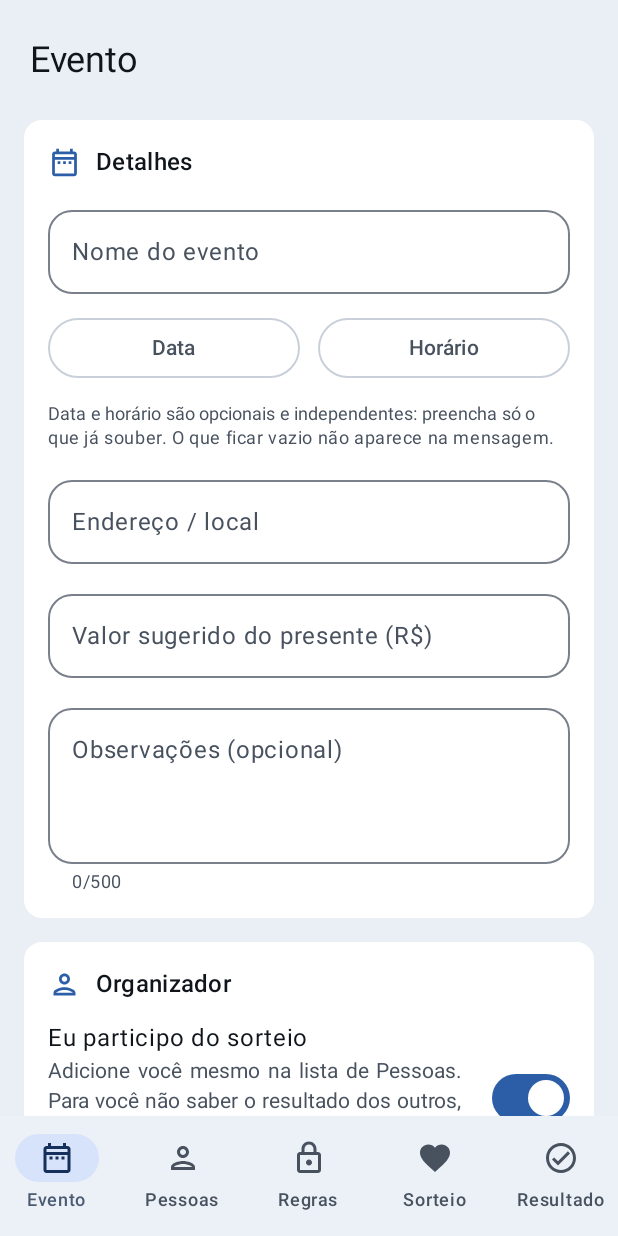
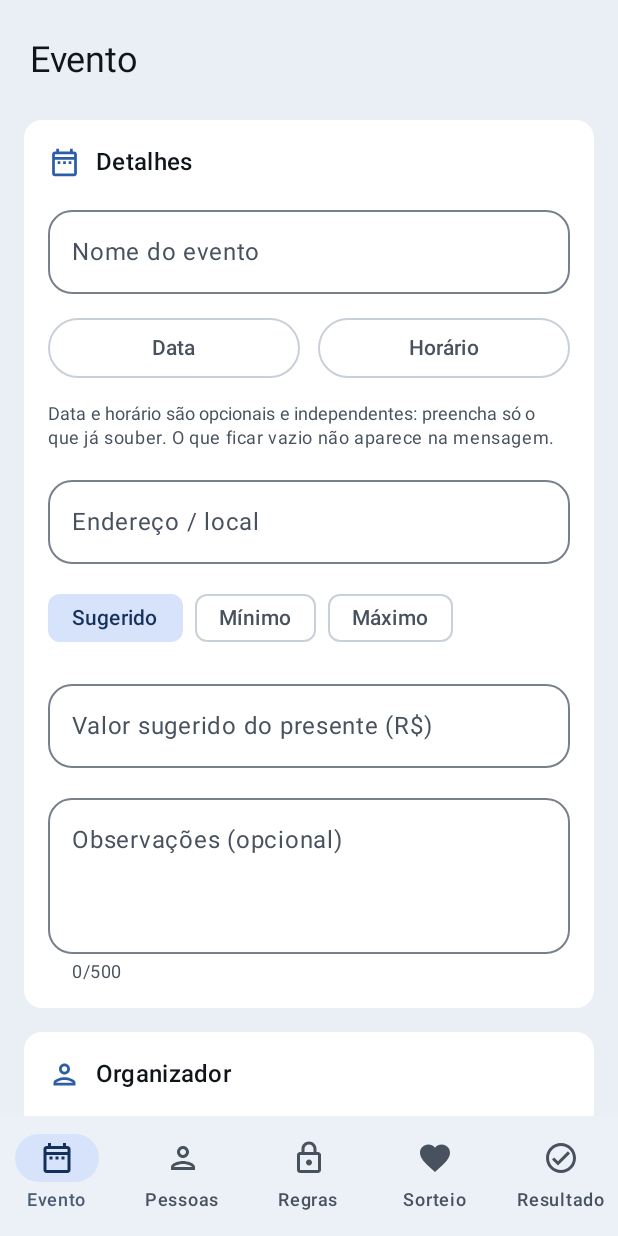
Before and after one commit to VictorEsidoro/EsiDraw, an Android app built with Jetpack Compose: the screen it shows after launch (MainActivity), on a phone screen of 412 x 824 dp. Run offline under Robolectric (Android 15) with nearby library versions, the phone set to English and light mode, and no system bars; our stand-ins replace Room's generated code.

Commit message:
feat: valor do presente sugerido, mínimo ou máximo

```diff
--- a/app/src/main/kotlin/io/github/victoresidoro/esidraw/data/db/Entities.kt
+++ b/app/src/main/kotlin/io/github/victoresidoro/esidraw/data/db/Entities.kt
@@ -1,5 +1,6 @@
 package io.github.victoresidoro.esidraw.data.db
 
+import androidx.room.ColumnInfo
 import androidx.room.Entity
 import androidx.room.ForeignKey
 import androidx.room.Index
@@ -20,6 +21,8 @@ data class EventEntity(
     val timeMinutes: Int? = null,
     val location: String = "",
     val giftValueCents: Long? = null,
+    /** Nome de `GiftValueKind`. */
+    @ColumnInfo(defaultValue = "SUGGESTED") val giftValueKind: String = "SUGGESTED",
     val notes: String = "",
     val avoidShortCycles: Boolean = true,
     val organizerParticipates: Boolean = true,
--- a/app/src/main/kotlin/io/github/victoresidoro/esidraw/data/db/EsiDrawDatabase.kt
+++ b/app/src/main/kotlin/io/github/victoresidoro/esidraw/data/db/EsiDrawDatabase.kt
@@ -17,7 +17,7 @@ import androidx.sqlite.db.SupportSQLiteDatabase
         DrawHistoryEntity::class,
         DrawHistoryEntryEntity::class,
     ],
-    version = 4,
+    version = 5,
     // Sem exportação: as variantes debug e release do KSP escreviam o mesmo arquivo de esquema e o corrompiam.
     // As migrações são escritas à mão (ver MIGRATION_1_2) e conferidas na instalação por cima.
     exportSchema = false,
@@ -91,9 +91,16 @@ abstract class EsiDrawDatabase : RoomDatabase() {
             }
         }
 
+        /** 0.4.2: o valor do presente pode ser sugerido, mínimo ou máximo. */
+        private val MIGRATION_4_5 = object : Migration(4, 5) {
+            override fun migrate(db: SupportSQLiteDatabase) {
+                db.execSQL("ALTER TABLE `event` ADD COLUMN `giftValueKind` TEXT NOT NULL DEFAULT 'SUGGESTED'")
+            }
+        }
+
         fun create(context: Context): EsiDrawDatabase =
             Room.databaseBuilder(context, EsiDrawDatabase::class.java, "esidraw.db")
-                .addMigrations(MIGRATION_1_2, MIGRATION_2_3, MIGRATION_3_4)
+                .addMigrations(MIGRATION_1_2, MIGRATION_2_3, MIGRATION_3_4, MIGRATION_4_5)
                 .build()
     }
 }
--- a/app/src/main/kotlin/io/github/victoresidoro/esidraw/data/repo/RoomEsiDrawRepository.kt
+++ b/app/src/main/kotlin/io/github/victoresidoro/esidraw/data/repo/RoomEsiDrawRepository.kt
@@ -10,6 +10,7 @@ import io.github.victoresidoro.esidraw.data.db.GroupMemberEntity
 import io.github.victoresidoro.esidraw.data.db.ParticipantEntity
 import io.github.victoresidoro.esidraw.data.db.RuleEntity
 import io.github.victoresidoro.esidraw.domain.message.EventDetails
+import io.github.victoresidoro.esidraw.domain.message.GiftValueKind
 import io.github.victoresidoro.esidraw.domain.model.AddParticipantResult
 import io.github.victoresidoro.esidraw.domain.model.Contact
 import io.github.victoresidoro.esidraw.domain.model.CycleGuarantee
@@ -248,6 +249,7 @@ class RoomEsiDrawRepository(private val db: EsiDrawDatabase) : EsiDrawRepository
             time = timeMinutes?.let { LocalTime.of(it / 60, it % 60) },
             location = location,
             giftValueCents = giftValueCents,
+            giftValueKind = runCatching { GiftValueKind.valueOf(giftValueKind) }.getOrDefault(GiftValueKind.SUGGESTED),
             notes = notes,
         ),
         avoidShortCycles = avoidShortCycles,
@@ -261,6 +263,7 @@ class RoomEsiDrawRepository(private val db: EsiDrawDatabase) : EsiDrawRepository
         timeMinutes = details.time?.let { it.hour * 60 + it.minute },
         location = details.location,
         giftValueCents = details.giftValueCents,
+        giftValueKind = details.giftValueKind.name,
         notes = details.notes,
         avoidShortCycles = avoidShortCycles,
         organizerParticipates = organizerParticipates,
--- a/app/src/main/kotlin/io/github/victoresidoro/esidraw/domain/message/WhatsAppMessage.kt
+++ b/app/src/main/kotlin/io/github/victoresidoro/esidraw/domain/message/WhatsAppMessage.kt
@@ -7,6 +7,13 @@ import java.time.LocalDate
 import java.time.LocalTime
 import java.time.format.DateTimeFormatter
 import java.util.Locale
+
+/** Como o valor do presente é apresentado na mensagem. */
+enum class GiftValueKind(val label: String, val messageLabel: String) {
+    SUGGESTED("Sugerido", "Valor sugerido do presente"),
+    MINIMUM("Mínimo", "Valor mínimo do presente"),
+    MAXIMUM("Máximo", "Valor máximo do presente"),
+}
 
 /** Detalhes do evento que entram na mensagem de cada participante. */
 data class EventDetails(
@@ -18,6 +25,8 @@ data class EventDetails(
     val location: String = "",
     /** Valor sugerido do presente, em centavos. */
     val giftValueCents: Long? = null,
+    /** Se o valor é sugerido, mínimo ou máximo. */
+    val giftValueKind: GiftValueKind = GiftValueKind.SUGGESTED,
     val notes: String = "",
 )
 
@@ -49,7 +58,7 @@ object WhatsAppMessage {
             hour != null -> appendLine("🕒 Horário: $hour")
         }
         if (event.location.isNotBlank()) appendLine("📍 Local: ${event.location.trim()}")
-        event.giftValueCents?.let { appendLine("💰 Valor sugerido do presente: ${currency(it)}") }
+        event.giftValueCents?.let { appendLine("💰 ${event.giftValueKind.messageLabel}: ${currency(it)}") }
         if (event.notes.isNotBlank()) appendLine("📝 Observações: ${event.notes.trim()}")
         appendLine()
         append("Shhh! É segredo, não conte pra ninguém. 🤫")
--- a/app/src/main/kotlin/io/github/victoresidoro/esidraw/ui/screens/EventScreen.kt
+++ b/app/src/main/kotlin/io/github/victoresidoro/esidraw/ui/screens/EventScreen.kt
@@ -17,6 +17,7 @@ import androidx.compose.material.icons.Icons
 import androidx.compose.material.icons.outlined.DateRange
 import androidx.compose.material.icons.outlined.Person
 import androidx.compose.material.icons.outlined.Refresh
+import androidx.compose.material3.FilterChip
 import androidx.compose.material3.MaterialTheme
 import androidx.compose.material3.OutlinedButton
 import androidx.compose.material3.Switch
@@ -34,6 +35,7 @@ import androidx.compose.ui.text.input.KeyboardCapitalization
 import androidx.compose.ui.text.input.KeyboardType
 import androidx.compose.ui.text.style.TextAlign
 import androidx.compose.ui.unit.dp
+import io.github.victoresidoro.esidraw.domain.message.GiftValueKind
 import io.github.victoresidoro.esidraw.domain.message.Money
 import io.github.victoresidoro.esidraw.domain.model.EventSettings
 import io.github.victoresidoro.esidraw.ui.components.RoundedTextField
@@ -145,6 +147,15 @@ fun EventScreen(
                 keyboardOptions = KeyboardOptions(capitalization = KeyboardCapitalization.Sentences),
                 modifier = Modifier.fillMaxWidth(),
             )
+            Row(horizontalArrangement = Arrangement.spacedBy(8.dp)) {
+                GiftValueKind.entries.forEach { kind ->
+                    FilterChip(
+                        selected = event.details.giftValueKind == kind,
+                        onClick = { onChange { s -> s.copy(details = s.details.copy(giftValueKind = kind)) } },
+                        label = { Text(kind.label) },
+                    )
+                }
+            }
             RoundedTextField(
                 value = value,
                 onValueChange = {
@@ -154,7 +165,7 @@ fun EventScreen(
                         onChange { s -> s.copy(details = s.details.copy(giftValueCents = cents)) }
                     }
                 },
-                label = { Text("Valor sugerido do presente (R$)") },
+                label = { Text("Valor ${event.details.giftValueKind.label.lowercase()} do presente (R$)") },
                 placeholder = { Text("100,00") },
                 singleLine = true,
                 isError = valueInvalid,
```
Also changed, not shown: 3 other files.
